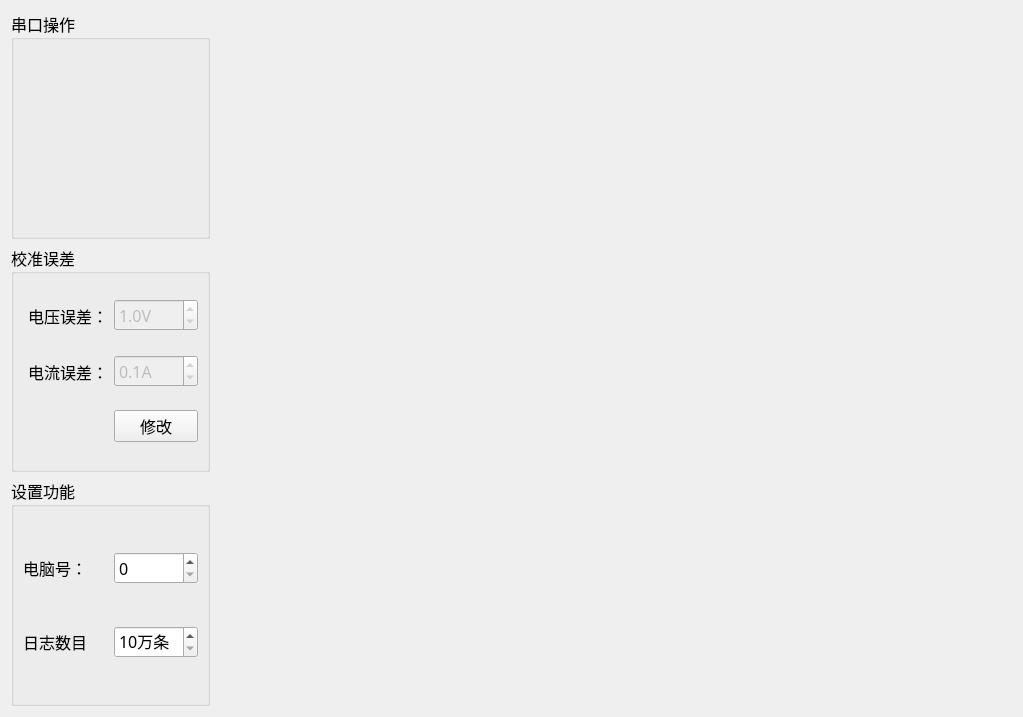
Above: PDU-CalibrateTool/setups/setup_mainwid.ui from ChinaClever/PDU-CalibrateTool before the change. Below: the same form after it.
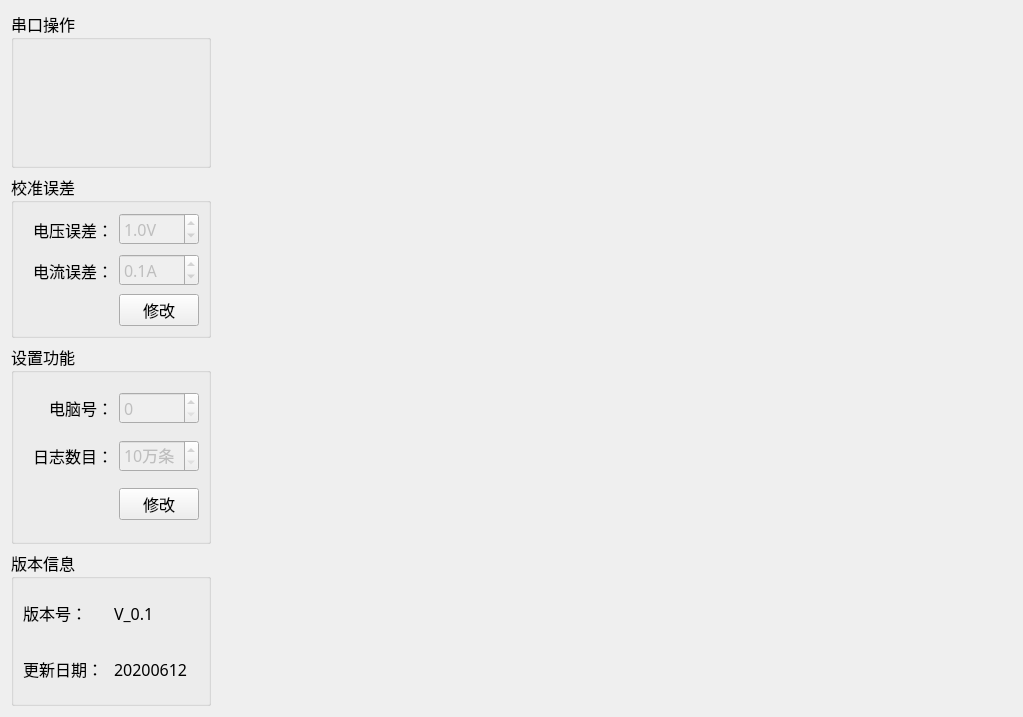
That is the form after the change.

```diff
--- a/PDU-CalibrateTool/setups/setup_mainwid.ui
+++ b/PDU-CalibrateTool/setups/setup_mainwid.ui
@@ -19,11 +19,15 @@
   <property name="windowTitle">
    <string>Form</string>
   </property>
-  <layout class="QHBoxLayout" name="horizontalLayout_6" stretch="1,4">
-   <item>
-    <layout class="QVBoxLayout" name="verticalLayout_2">
-     <item>
+  <layout class="QGridLayout" name="gridLayout_4">
+   <item row="0" column="0">
       <widget class="QGroupBox" name="groupBox_3">
+     <property name="maximumSize">
+      <size>
+       <width>200</width>
+       <height>200</height>
+      </size>
+     </property>
        <property name="font">
         <font>
          <family>微软雅黑</family>
@@ -34,33 +38,26 @@
         <string>串口操作</string>
        </property>
        <layout class="QGridLayout" name="gridLayout">
-        <property name="leftMargin">
-         <number>0</number>
-        </property>
-        <property name="topMargin">
-         <number>0</number>
-        </property>
-        <property name="rightMargin">
-         <number>0</number>
-        </property>
-        <property name="bottomMargin">
-         <number>0</number>
-        </property>
         <item row="0" column="0">
-         <layout class="QVBoxLayout" name="verticalLayout">
-          <item>
            <widget class="QWidget" name="serialWid" native="true"/>
           </item>
-          <item>
+      <item row="1" column="0">
            <widget class="QWidget" name="sourceWid" native="true"/>
           </item>
          </layout>
-        </item>
-       </layout>
-      </widget>
-     </item>
-     <item>
+    </widget>
+   </item>
+   <item row="0" column="1" rowspan="4">
+    <widget class="QStackedWidget" name="stackedWid"/>
+   </item>
+   <item row="1" column="0">
       <widget class="QGroupBox" name="groupBox_4">
+     <property name="maximumSize">
+      <size>
+       <width>200</width>
+       <height>200</height>
+      </size>
+     </property>
        <property name="font">
         <font>
          <family>微软雅黑</family>
@@ -72,8 +69,6 @@
        </property>
        <layout class="QGridLayout" name="gridLayout_3">
         <item row="0" column="0">
-         <layout class="QHBoxLayout" name="horizontalLayout">
-          <item>
            <widget class="QLabel" name="label_10">
             <property name="minimumSize">
              <size>
@@ -89,7 +84,7 @@
             </property>
            </widget>
           </item>
-          <item>
+      <item row="0" column="1">
            <widget class="QDoubleSpinBox" name="volErrBox">
             <property name="enabled">
              <bool>false</bool>
@@ -114,11 +109,7 @@
             </property>
            </widget>
           </item>
-         </layout>
-        </item>
         <item row="1" column="0">
-         <layout class="QHBoxLayout" name="horizontalLayout_2">
-          <item>
            <widget class="QLabel" name="label_9">
             <property name="minimumSize">
              <size>
@@ -134,7 +125,7 @@
             </property>
            </widget>
           </item>
-          <item>
+      <item row="1" column="1">
            <widget class="QDoubleSpinBox" name="curErrBox">
             <property name="enabled">
              <bool>false</bool>
@@ -165,14 +156,20 @@
             </property>
            </widget>
           </item>
-         </layout>
-        </item>
         <item row="2" column="0">
-         <layout class="QHBoxLayout" name="horizontalLayout_3">
-          <item>
-           <widget class="QWidget" name="widget" native="true"/>
-          </item>
-          <item>
+       <spacer name="horizontalSpacer">
+        <property name="orientation">
+         <enum>Qt::Horizontal</enum>
+        </property>
+        <property name="sizeHint" stdset="0">
+         <size>
+          <width>96</width>
+          <height>20</height>
+         </size>
+        </property>
+       </spacer>
+      </item>
+      <item row="2" column="1">
            <widget class="QPushButton" name="saveBtn">
             <property name="text">
              <string>修改</string>
@@ -180,12 +177,22 @@
            </widget>
           </item>
          </layout>
-        </item>
-       </layout>
-      </widget>
-     </item>
-     <item>
+    </widget>
+   </item>
+   <item row="2" column="0">
       <widget class="QGroupBox" name="groupBox_2">
+     <property name="minimumSize">
+      <size>
+       <width>0</width>
+       <height>200</height>
+      </size>
+     </property>
+     <property name="maximumSize">
+      <size>
+       <width>200</width>
+       <height>16777215</height>
+      </size>
+     </property>
        <property name="font">
         <font>
          <family>微软雅黑</family>
@@ -195,32 +202,39 @@
        <property name="title">
         <string>设置功能</string>
        </property>
-       <layout class="QGridLayout" name="gridLayout_2">
+     <layout class="QGridLayout" name="gridLayout_5">
         <item row="0" column="0">
-         <layout class="QHBoxLayout" name="horizontalLayout_4">
-          <item>
            <widget class="QLabel" name="label_16">
             <property name="text">
              <string>电脑号：</string>
             </property>
-           </widget>
-          </item>
-          <item>
-           <widget class="QSpinBox" name="pcNumSpin"/>
-          </item>
-         </layout>
+        <property name="alignment">
+         <set>Qt::AlignRight|Qt::AlignTrailing|Qt::AlignVCenter</set>
+        </property>
+       </widget>
+      </item>
+      <item row="0" column="1">
+       <widget class="QSpinBox" name="pcNumSpin">
+        <property name="enabled">
+         <bool>false</bool>
+        </property>
+       </widget>
         </item>
         <item row="1" column="0">
-         <layout class="QHBoxLayout" name="horizontalLayout_5">
-          <item>
            <widget class="QLabel" name="label_15">
             <property name="text">
-             <string>日志数目</string>
+         <string>日志数目：</string>
+        </property>
+        <property name="alignment">
+         <set>Qt::AlignRight|Qt::AlignTrailing|Qt::AlignVCenter</set>
             </property>
            </widget>
           </item>
-          <item>
+      <item row="1" column="1">
            <widget class="QSpinBox" name="logCountSpin">
+        <property name="enabled">
+         <bool>false</bool>
+        </property>
             <property name="suffix">
              <string>万条</string>
             </property>
@@ -229,15 +243,71 @@
             </property>
            </widget>
           </item>
-         </layout>
-        </item>
-       </layout>
+      <item row="2" column="0">
+       <spacer name="horizontalSpacer_2">
+        <property name="orientation">
+         <enum>Qt::Horizontal</enum>
+        </property>
+        <property name="sizeHint" stdset="0">
+         <size>
+          <width>92</width>
+          <height>20</height>
+         </size>
+        </property>
+       </spacer>
+      </item>
+      <item row="2" column="1">
+       <widget class="QPushButton" name="pcBtn">
+        <property name="text">
+         <string>修改</string>
+        </property>
       </widget>
      </item>
     </layout>
+    </widget>
    </item>
-   <item>
-    <widget class="QStackedWidget" name="stackedWid"/>
+   <item row="3" column="0">
+    <widget class="QGroupBox" name="groupBox">
+     <property name="maximumSize">
+      <size>
+       <width>16777215</width>
+       <height>200</height>
+      </size>
+     </property>
+     <property name="title">
+      <string>版本信息</string>
+     </property>
+     <layout class="QGridLayout" name="gridLayout_2">
+      <item row="0" column="0">
+       <widget class="QLabel" name="label">
+        <property name="text">
+         <string>版本号：</string>
+        </property>
+       </widget>
+      </item>
+      <item row="0" column="1">
+       <widget class="QLabel" name="label_2">
+        <property name="text">
+         <string>V_0.1</string>
+        </property>
+       </widget>
+      </item>
+      <item row="1" column="0">
+       <widget class="QLabel" name="label_3">
+        <property name="text">
+         <string>更新日期：</string>
+        </property>
+       </widget>
+      </item>
+      <item row="1" column="1">
+       <widget class="QLabel" name="label_4">
+        <property name="text">
+         <string>20200612</string>
+        </property>
+       </widget>
+      </item>
+     </layout>
+    </widget>
    </item>
   </layout>
  </widget>
```
Lines whose indentation alone changed are shown as unchanged.
